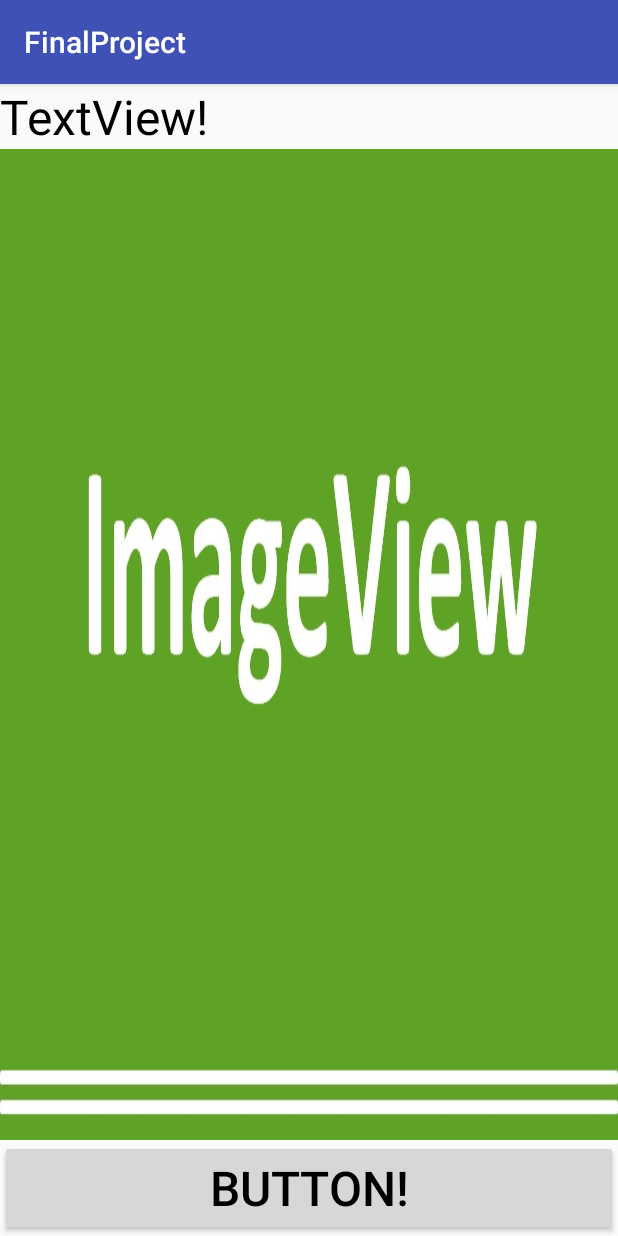
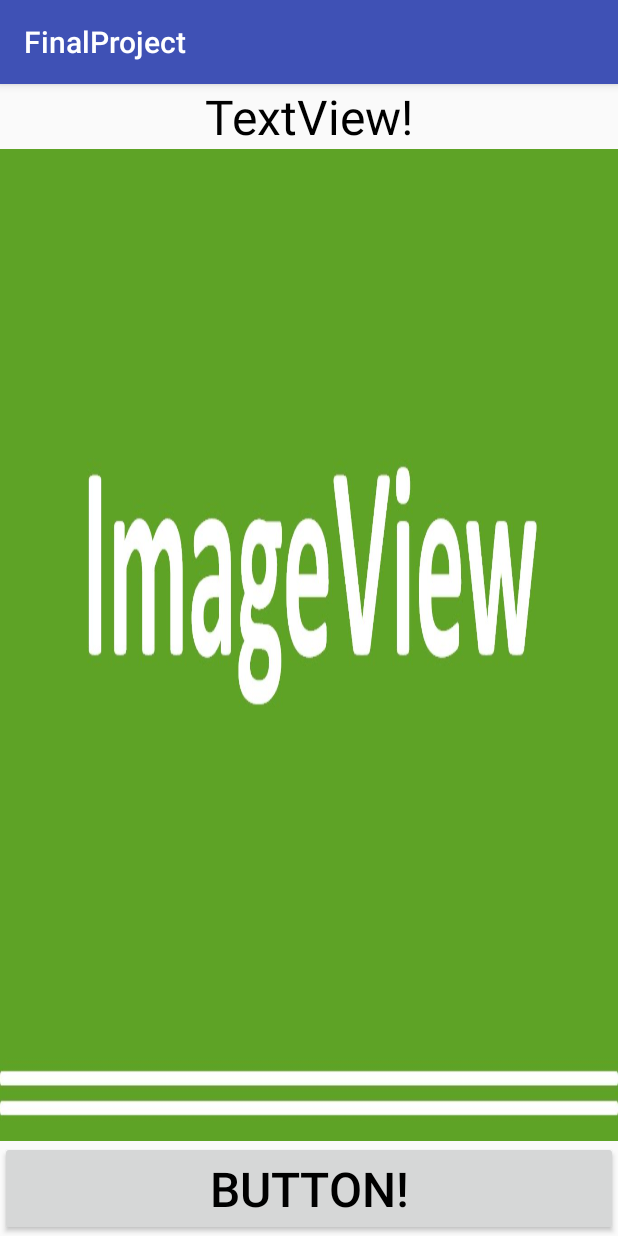
Before and after one commit to Jayjayjay32/FinalProject, an Android app: the screen it shows after launch (MainActivity), on a phone screen of 412 x 824 dp. Run offline under Robolectric (Android 15) with nearby library versions, the phone set to English and light mode, and no system bars.

Commit message:
Fixing preview and adding stuff.

```diff
--- a/app/src/main/AndroidManifest.xml
+++ b/app/src/main/AndroidManifest.xml
@@ -12,10 +12,11 @@
         <activity android:name=".MainActivity">
             <intent-filter>
                 <action android:name="android.intent.action.MAIN" />
-
                 <category android:name="android.intent.category.LAUNCHER" />
             </intent-filter>
         </activity>
+        <activity android:name=".NotMainActivity">
+
+        </activity>
     </application>
-
 </manifest>
--- a/app/src/main/res/layout/activity_main.xml
+++ b/app/src/main/res/layout/activity_main.xml
@@ -8,25 +8,34 @@
 
     <TextView
         android:id="@+id/textView"
-        android:layout_width="match_parent"
+        android:layout_width="wrap_content"
         android:layout_height="wrap_content"
+        android:layout_centerHorizontal="true"
         android:text="TextView!"
         android:textColor="@android:color/black"
         android:textSize="32sp" />
 
     <Button
         android:id="@+id/button"
-        android:layout_width="match_parent"
-        android:layout_height="64sp"
+        android:layout_width="wrap_content"
+        android:layout_height="wrap_content"
         android:layout_alignParentBottom="true"
+        android:layout_alignParentLeft="true"
+        android:layout_alignParentRight="true"
+        android:layout_centerHorizontal="true"
+        android:layout_centerVertical="false"
+        android:layout_marginTop="0dp"
+        android:onClick="ActivityButton"
         android:text="Button!"
         android:textColor="@android:color/black"
         android:textSize="32sp" />
 
     <ImageView
-        android:layout_width="match_parent"
-        android:layout_height="match_parent"
+        android:layout_width="wrap_content"
+        android:layout_height="wrap_content"
         android:layout_above="@id/button"
+        android:layout_alignParentBottom="false"
+        android:layout_alignParentRight="true"
         android:layout_below="@id/textView"
         android:background="@drawable/imageview" />
 </RelativeLayout>
```
Also changed, not shown: app/src/main/java/com/example/a637352/finalproject/MainActivity.java (+9 -1 lines), app/src/main/java/com/example/a637352/finalproject/NotMainActivity.java (added, +24 -0 lines), app/src/main/res/layout/activity_not_main.xml (added, +37 -0 lines).
